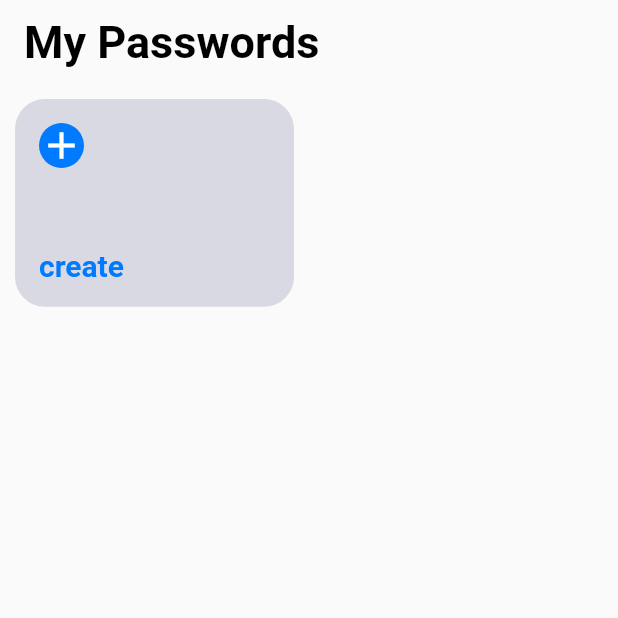
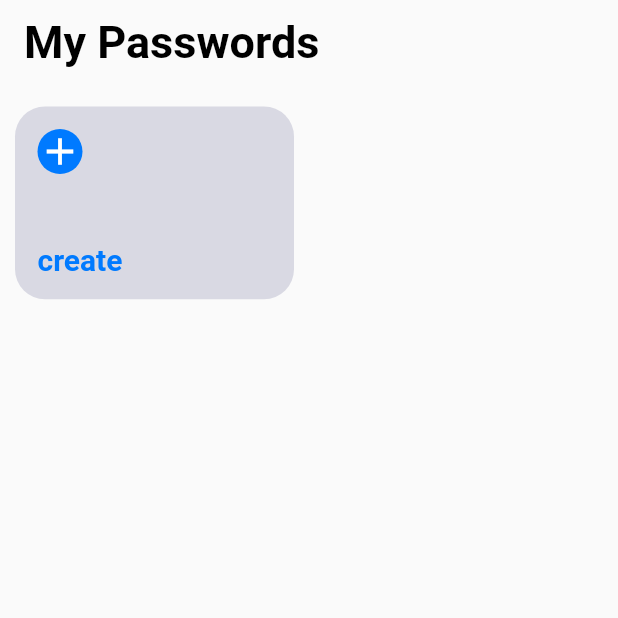
Before and after one commit to Victor78970513/password_manager, a Flutter app: the screen it shows after launch, on a phone screen of 412 x 824 dp, the top half of it. Run offline on Flutter 3.47's test engine with Material 2 defaults, Android fonts, the light colour scheme and no system bars; our stand-ins replace cloud_firestore, firebase_core, font_awesome_flutter; accounts and stored records are empty.

```diff
--- a/lib/screens/home_screen.dart
+++ b/lib/screens/home_screen.dart
@@ -81,8 +81,8 @@ class AddPassword extends StatelessWidget {
       onTap: () => Navigator.push(
           context, MaterialPageRoute(builder: (_) => const NewPassword())),
       child: Container(
-        margin: const EdgeInsets.all(10),
-        padding: const EdgeInsets.all(16),
+        padding: const EdgeInsets.symmetric(vertical: 15, horizontal: 15),
+        margin: const EdgeInsets.symmetric(vertical: 15, horizontal: 10),
         decoration: BoxDecoration(
           borderRadius: BorderRadius.circular(20),
           color: const Color(0xFFD9D9E3),
--- a/lib/widgets/card_password.dart
+++ b/lib/widgets/card_password.dart
@@ -20,8 +20,8 @@ class CardPassword extends StatelessWidget {
           color: Color.fromARGB(password.colorAlpha, password.colorRed,
               password.colorGreen, password.colorBlue),
         ),
-        padding: const EdgeInsets.all(16),
-        margin: const EdgeInsets.all(10),
+        padding: const EdgeInsets.symmetric(vertical: 10, horizontal: 15),
+        margin: const EdgeInsets.symmetric(vertical: 15, horizontal: 10),
         width: double.infinity,
         child: Column(
           crossAxisAlignment: CrossAxisAlignment.start,
```
